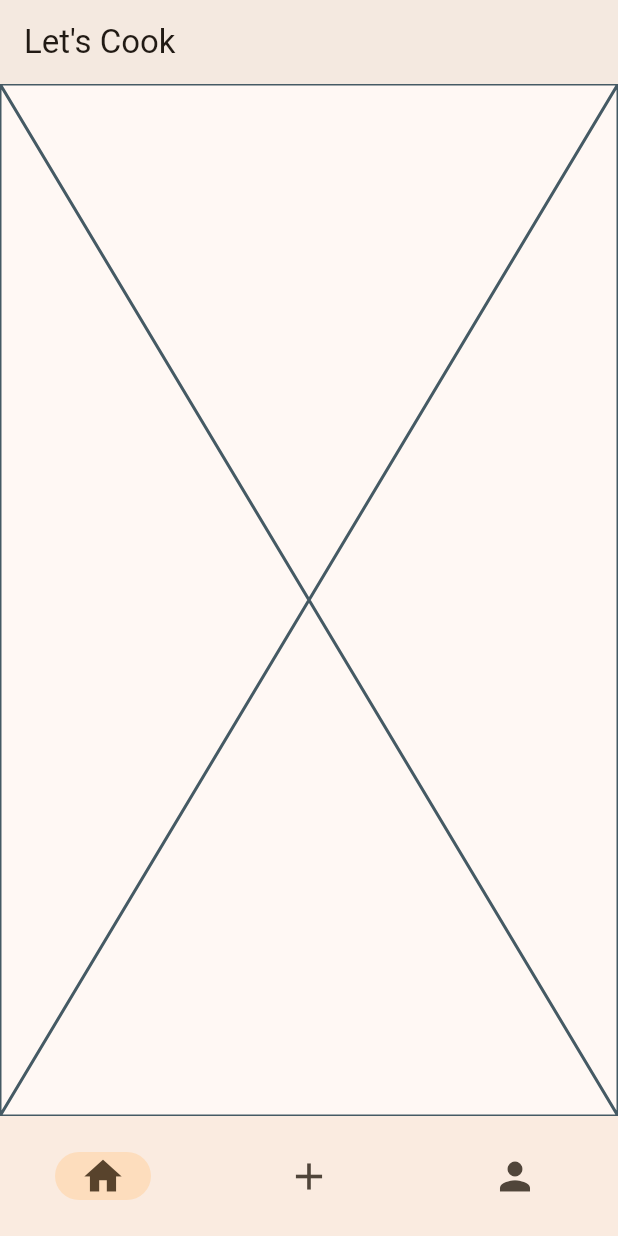
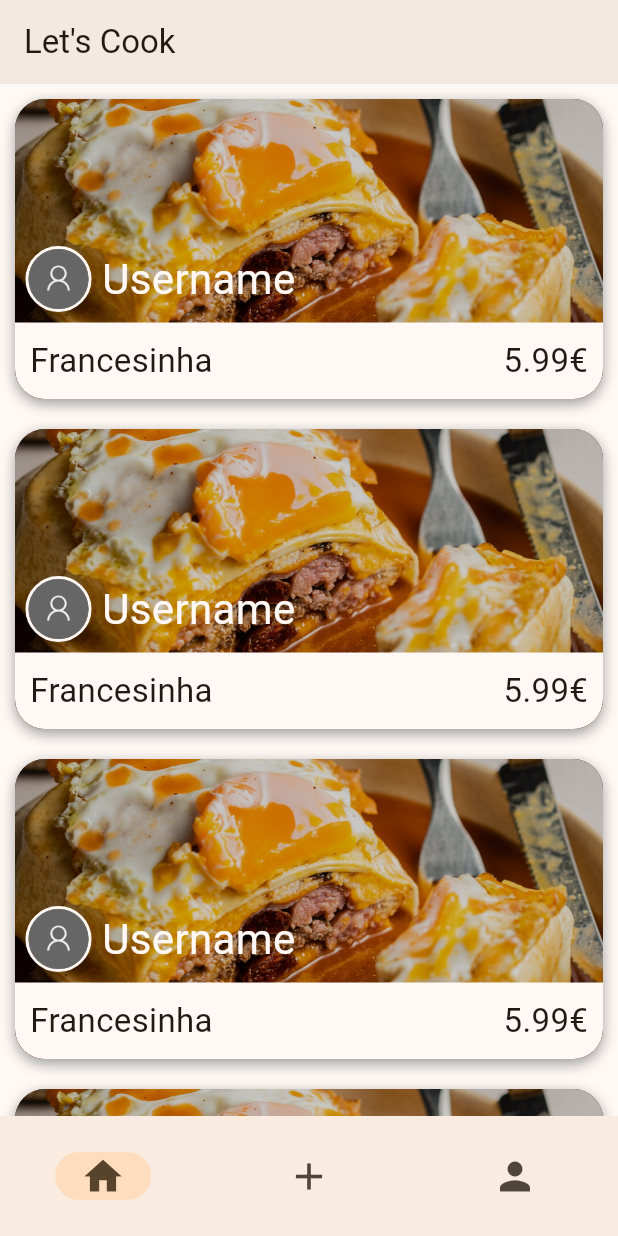
Before and after one commit to HenriqueSFernandes/Lets-Cook, a Flutter app: the screen it shows after launch, on a phone screen of 412 x 824 dp. Run offline on Flutter 3.47's test engine with Material 3 defaults, Android fonts, the light colour scheme and no system bars.

Commit message:
Added food card prototype

```diff
--- a/lib/MainPages/HomePage.dart
+++ b/lib/MainPages/HomePage.dart
@@ -1,10 +1,17 @@
 import 'package:flutter/material.dart';
+import 'package:lets_cook/Product/Product.dart';
 
 class HomePage extends StatelessWidget {
   const HomePage({super.key});
 
   @override
   Widget build(BuildContext context) {
-    return const Placeholder();
+    return ListView(
+      children: List.generate(
+        20,
+        (index) =>
+            Product(dishName: "Francesinha", price: 5.99, userName: "Username"),
+      ),
+    );
   }
 }
--- /dev/null
+++ b/lib/Product/Product.dart
@@ -0,0 +1,69 @@
+import 'package:flutter/material.dart';
+
+import 'Username.dart';
+
+class Product extends StatelessWidget {
+  String userName;
+  String dishName;
+  double price;
+
+  Product({required this.userName, required this.dishName, required this.price, super.key});
+
+  @override
+  Widget build(BuildContext context) {
+    return Container(
+      width: 300,
+      height: 200,
+      margin: const EdgeInsets.all(10),
+      decoration: BoxDecoration(
+        color: Colors.black,
+        boxShadow: const [
+          BoxShadow(
+            color: Colors.grey,
+            spreadRadius: 0,
+            blurRadius: 7,
+            offset: Offset(0, 3),
+          )
+        ],
+        image: const DecorationImage(
+          image: AssetImage("lib/resources/francesinha.jpg"),
+          fit: BoxFit.cover,
+          opacity: 0.8,
+        ),
+        borderRadius: BorderRadius.circular(20),
+      ),
+      child: Column(
+        mainAxisAlignment: MainAxisAlignment.end,
+        children: [
+          UserWidget(userName),
+          Container(
+            padding: const EdgeInsets.all(10),
+            decoration: BoxDecoration(
+              borderRadius: const BorderRadius.only(
+                  bottomLeft: Radius.circular(20),
+                  bottomRight: Radius.circular(20)),
+              color: Theme.of(context).colorScheme.background,
+            ),
+            child: Row(
+              mainAxisAlignment: MainAxisAlignment.spaceBetween,
+              children: [
+                Text(
+                  dishName,
+                  style: const TextStyle(
+                    fontSize: 22,
+                  ),
+                ),
+                Text(
+                  "$price€",
+                  style: const TextStyle(
+                    fontSize: 22,
+                  ),
+                ),
+              ],
+            ),
+          ),
+        ],
+      ),
+    );
+  }
+}
--- /dev/null
+++ b/lib/Product/Username.dart
@@ -0,0 +1,45 @@
+import 'package:flutter/material.dart';
+
+class UserWidget extends StatelessWidget {
+  final String userName;
+
+  const UserWidget(this.userName, {super.key});
+
+  @override
+  Widget build(BuildContext context) {
+    return Container(
+      margin: const EdgeInsets.only(left: 7, bottom: 7),
+      child: Row(
+        mainAxisAlignment: MainAxisAlignment.start,
+        children: [
+          Container(
+            decoration: BoxDecoration(
+              shape: BoxShape.circle,
+              border: Border.all(
+                color: Theme.of(context).colorScheme.background,
+                width: 2,
+              ),
+            ),
+            child: const CircleAvatar(
+              // foregroundImage: NetworkImage(
+              //     "https://upload.wikimedia.org/wikipedia/commons/thumb/b/b5/Windows_10_Default_Profile_Picture.svg/2048px-Windows_10_Default_Profile_Picture.svg.png"),
+              foregroundImage:
+                  AssetImage("lib/resources/default_userimage.png"),
+              backgroundColor: Colors.grey,
+            ),
+          ),
+          Container(
+            margin: const EdgeInsets.only(left: 7),
+            child: Text(
+              userName,
+              style: TextStyle(
+                color: Theme.of(context).colorScheme.background,
+                fontSize: 28,
+              ),
+            ),
+          ),
+        ],
+      ),
+    );
+  }
+}
--- a/pubspec.yaml
+++ b/pubspec.yaml
@@ -62,6 +62,9 @@ flutter:
   # assets:
   #   - images/a_dot_burr.jpeg
   #   - images/a_dot_ham.jpeg
+  assets:
+    - lib/resources/francesinha.jpg
+    - lib/resources/default_userimage.png
 
   # An image asset can refer to one or more resolution-specific "variants", see
   # https://flutter.dev/assets-and-images/#resolution-aware
```
Also changed, not shown: lib/resources/default_userimage.png (added), lib/resources/francesinha.jpg (added).
